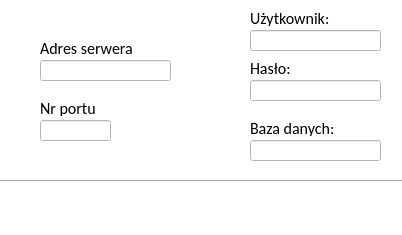
Above: dbconfigdialog.ui from RStravinsky/CarReservation before the change. Below: the same form after it.
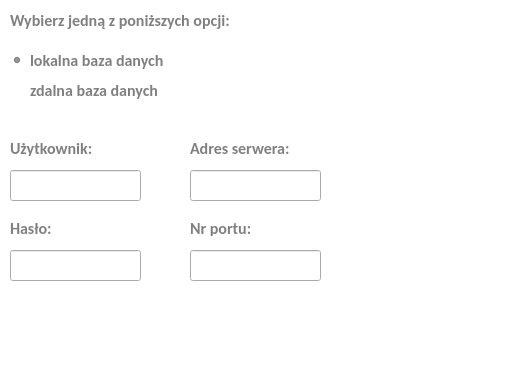
That is the form after the change.

Diff of the .ui file:
```diff
--- a/dbconfigdialog.ui
+++ b/dbconfigdialog.ui
@@ -6,23 +6,73 @@
    <rect>
     <x>0</x>
     <y>0</y>
-    <width>402</width>
-    <height>235</height>
+    <width>532</width>
+    <height>390</height>
    </rect>
   </property>
   <property name="windowTitle">
-   <string>Dialog</string>
+   <string>Konfiguracja bazy danych</string>
   </property>
   <property name="styleSheet">
-   <string notr="true">background-color: rgb(255, 255, 255);</string>
+   <string notr="true">QDialog {background-color: rgb(255, 255, 255);}
+QLabel {color: gray;
+background-color:transparent}
+
+#ServiceBlock QScrollBar:vertical {
+  border: none;
+  background: &quot;transparent&quot;;
+  width: 8px;
+  margin: 20px 0px 20px 0px;
+}
+
+#ServiceBlock QScrollBar::handle:vertical {
+  background: rgb(107,124,140);
+  min-height: 20px; 
+  border-radius: 2px;
+}
+
+#ServiceBlock QScrollBar::add-line:vertical {
+   border: none;
+   background: none;
+}
+
+#ServiceBlock QScrollBar::sub-line:vertical {
+   border: none;
+   background: none;
+}
+
+
+QMessageBox QPushButton:hover {
+border-radius: 5px;
+background: rgb(255,140,0);
+}
+
+QMessageBox QPushButton{
+color: white;
+border-radius: 5px;
+background: qlineargradient(x1:0, y1:0, x2:0, y2:1,
+   stop: 0 rgba(255,140,0), stop: 0.7 rgb(255,105,0));
+min-height: 30px;
+min-width: 70px;
+}
+
+QMessageBox QPushButton:pressed {
+color: white;
+border-radius: 5px;
+background: rgb(255,105,0);
+}
+
+QRadioButton {color: gray;
+background-color:transparent}
+</string>
   </property>
-  <widget class="QLineEdit" name="leAddress">
+  <widget class="QPushButton" name="cancelButton">
    <property name="geometry">
     <rect>
-     <x>40</x>
-     <y>60</y>
-     <width>131</width>
-     <height>21</height>
+     <x>170</x>
+     <y>300</y>
+     <width>105</width>
+     <height>35</height>
     </rect>
    </property>
    <property name="font">
@@ -31,33 +81,37 @@
      <pointsize>12</pointsize>
     </font>
    </property>
-  </widget>
-  <widget class="QLabel" name="lblAddress">
-   <property name="geometry">
-    <rect>
-     <x>40</x>
-     <y>40</y>
-     <width>111</width>
-     <height>16</height>
-    </rect>
+   <property name="styleSheet">
+    <string notr="true">QPushButton:hover {
+border-radius: 5px;
+background: rgb(255,102,102);
+}
+
+QPushButton{
+color: white;
+border-radius: 5px;
+background: qlineargradient(x1:0, y1:0, x2:0, y2:1,
+   stop: 0 rgba(255,102,102), stop: 0.7 rgb(255,50,50));
+}
+
+QPushButton:pressed {
+color: white;
+border-radius: 5px;
+background: rgb(255,50,50);
+}
+</string>
    </property>
-   <property name="font">
-    <font>
-     <family>Calibri</family>
-     <pointsize>12</pointsize>
-    </font>
-   </property>
    <property name="text">
-    <string>Adres serwera</string>
+    <string>Zamknij</string>
    </property>
   </widget>
-  <widget class="QLineEdit" name="lePort">
+  <widget class="QPushButton" name="runButton">
    <property name="geometry">
     <rect>
-     <x>40</x>
-     <y>120</y>
-     <width>71</width>
-     <height>21</height>
+     <x>280</x>
+     <y>300</y>
+     <width>105</width>
+     <height>35</height>
     </rect>
    </property>
    <property name="font">
@@ -66,31 +120,101 @@
      <pointsize>12</pointsize>
     </font>
    </property>
-  </widget>
-  <widget class="QLabel" name="lblPort">
-   <property name="geometry">
-    <rect>
-     <x>40</x>
-     <y>100</y>
-     <width>71</width>
-     <height>16</height>
-    </rect>
+   <property name="styleSheet">
+    <string notr="true">QPushButton:hover {
+border-radius: 5px;
+background: rgb(0,190,0);
+}
+
+QPushButton{
+color: white;
+border-radius: 5px;
+background: qlineargradient(x1:0, y1:0, x2:0, y2:1,
+   stop: 0 rgba(0,190,0), stop: 0.7 rgb(0,150,0));
+}
+
+QPushButton:pressed {
+color: white;
+border-radius: 5px;
+background: rgb(0,150,0);
+}
+</string>
    </property>
-   <property name="font">
-    <font>
-     <family>Calibri</family>
-     <pointsize>12</pointsize>
-    </font>
-   </property>
    <property name="text">
-    <string>Nr portu</string>
+    <string>Uruchom</string>
    </property>
   </widget>
-  <widget class="QLabel" name="lblUser">
+  <widget class="QLabel" name="lbl">
    <property name="geometry">
     <rect>
-     <x>250</x>
+     <x>10</x>
      <y>10</y>
+     <width>441</width>
+     <height>21</height>
+    </rect>
+   </property>
+   <property name="font">
+    <font>
+     <family>Calibri</family>
+     <pointsize>12</pointsize>
+     <weight>75</weight>
+     <bold>true</bold>
+    </font>
+   </property>
+   <property name="text">
+    <string>Wybierz jedną z poniższych opcji:</string>
+   </property>
+  </widget>
+  <widget class="QRadioButton" name="rbRemoteDB">
+   <property name="geometry">
+    <rect>
+     <x>10</x>
+     <y>80</y>
+     <width>321</width>
+     <height>21</height>
+    </rect>
+   </property>
+   <property name="font">
+    <font>
+     <family>Calibri</family>
+     <pointsize>12</pointsize>
+     <weight>75</weight>
+     <bold>true</bold>
+    </font>
+   </property>
+   <property name="text">
+    <string>zdalna baza danych</string>
+   </property>
+  </widget>
+  <widget class="QRadioButton" name="rbLocalDB">
+   <property name="geometry">
+    <rect>
+     <x>10</x>
+     <y>50</y>
+     <width>311</width>
+     <height>21</height>
+    </rect>
+   </property>
+   <property name="font">
+    <font>
+     <family>Calibri</family>
+     <pointsize>12</pointsize>
+     <weight>75</weight>
+     <bold>true</bold>
+    </font>
+   </property>
+   <property name="text">
+    <string>lokalna baza danych</string>
+   </property>
+   <property name="checked">
+    <bool>true</bool>
+   </property>
+  </widget>
+  <widget class="QLabel" name="lblUser">
+   <property name="geometry">
+    <rect>
+     <x>10</x>
+     <y>140</y>
      <width>111</width>
      <height>16</height>
     </rect>
@@ -99,6 +223,8 @@
     <font>
      <family>Calibri</family>
      <pointsize>12</pointsize>
+     <weight>75</weight>
+     <bold>true</bold>
     </font>
    </property>
    <property name="text">
@@ -108,10 +234,10 @@
   <widget class="QLineEdit" name="leUser">
    <property name="geometry">
     <rect>
-     <x>250</x>
-     <y>30</y>
+     <x>10</x>
+     <y>170</y>
      <width>131</width>
-     <height>21</height>
+     <height>31</height>
     </rect>
    </property>
    <property name="font">
@@ -124,10 +250,84 @@
   <widget class="QLineEdit" name="lePassword">
    <property name="geometry">
     <rect>
-     <x>250</x>
-     <y>80</y>
+     <x>10</x>
+     <y>250</y>
      <width>131</width>
-     <height>21</height>
+     <height>31</height>
+    </rect>
+   </property>
+   <property name="font">
+    <font>
+     <family>Calibri</family>
+     <pointsize>12</pointsize>
+    </font>
+   </property>
+  </widget>
+  <widget class="QLabel" name="lblPort">
+   <property name="geometry">
+    <rect>
+     <x>190</x>
+     <y>220</y>
+     <width>121</width>
+     <height>16</height>
+    </rect>
+   </property>
+   <property name="font">
+    <font>
+     <family>Calibri</family>
+     <pointsize>12</pointsize>
+     <weight>75</weight>
+     <bold>true</bold>
+    </font>
+   </property>
+   <property name="text">
+    <string>Nr portu:</string>
+   </property>
+  </widget>
+  <widget class="QLabel" name="lblAddress">
+   <property name="geometry">
+    <rect>
+     <x>190</x>
+     <y>140</y>
+     <width>111</width>
+     <height>16</height>
+    </rect>
+   </property>
+   <property name="font">
+    <font>
+     <family>Calibri</family>
+     <pointsize>12</pointsize>
+     <weight>75</weight>
+     <bold>true</bold>
+    </font>
+   </property>
+   <property name="text">
+    <string>Adres serwera:</string>
+   </property>
+  </widget>
+  <widget class="QLineEdit" name="leAddress">
+   <property name="geometry">
+    <rect>
+     <x>190</x>
+     <y>170</y>
+     <width>131</width>
+     <height>31</height>
+    </rect>
+   </property>
+   <property name="font">
+    <font>
+     <family>Calibri</family>
+     <pointsize>12</pointsize>
+    </font>
+   </property>
+  </widget>
+  <widget class="QLineEdit" name="lePort">
+   <property name="geometry">
+    <rect>
+     <x>190</x>
+     <y>250</y>
+     <width>131</width>
+     <height>31</height>
     </rect>
    </property>
    <property name="font">
@@ -140,8 +340,8 @@
   <widget class="QLabel" name="lblPassword">
    <property name="geometry">
     <rect>
-     <x>250</x>
-     <y>60</y>
+     <x>10</x>
+     <y>220</y>
      <width>111</width>
      <height>16</height>
     </rect>
@@ -150,151 +350,14 @@
     <font>
      <family>Calibri</family>
      <pointsize>12</pointsize>
+     <weight>75</weight>
+     <bold>true</bold>
     </font>
    </property>
    <property name="text">
     <string>Hasło:</string>
    </property>
   </widget>
-  <widget class="QLineEdit" name="leDatabase">
-   <property name="geometry">
-    <rect>
-     <x>250</x>
-     <y>140</y>
-     <width>131</width>
-     <height>21</height>
-    </rect>
-   </property>
-   <property name="font">
-    <font>
-     <family>Calibri</family>
-     <pointsize>12</pointsize>
-    </font>
-   </property>
-  </widget>
-  <widget class="QLabel" name="lblDatabase">
-   <property name="geometry">
-    <rect>
-     <x>250</x>
-     <y>120</y>
-     <width>111</width>
-     <height>16</height>
-    </rect>
-   </property>
-   <property name="font">
-    <font>
-     <family>Calibri</family>
-     <pointsize>12</pointsize>
-    </font>
-   </property>
-   <property name="text">
-    <string>Baza danych:</string>
-   </property>
-  </widget>
-  <widget class="Line" name="line_2">
-   <property name="geometry">
-    <rect>
-     <x>-3</x>
-     <y>171</y>
-     <width>441</width>
-     <height>20</height>
-    </rect>
-   </property>
-   <property name="orientation">
-    <enum>Qt::Horizontal</enum>
-   </property>
-  </widget>
-  <widget class="QPushButton" name="runButton">
-   <property name="geometry">
-    <rect>
-     <x>210</x>
-     <y>190</y>
-     <width>105</width>
-     <height>35</height>
-    </rect>
-   </property>
-   <property name="font">
-    <font>
-     <family>Calibri</family>
-     <pointsize>12</pointsize>
-    </font>
-   </property>
-   <property name="styleSheet">
-    <string notr="true">QPushButton:hover {
-border-radius: 5px;
-background: rgb(0,190,0);
-}
-
-QPushButton{
-color: white;
-border-radius: 5px;
-background: qlineargradient(x1:0, y1:0, x2:0, y2:1,
-   stop: 0 rgba(0,190,0), stop: 0.7 rgb(0,150,0));
-}
-
-QPushButton:pressed {
-color: white;
-border-radius: 5px;
-background: rgb(0,150,0);
-}
-</string>
-   </property>
-   <property name="text">
-    <string>Uruchom</string>
-   </property>
-  </widget>
-  <widget class="QPushButton" name="cancelButton">
-   <property name="geometry">
-    <rect>
-     <x>100</x>
-     <y>190</y>
-     <width>105</width>
-     <height>35</height>
-    </rect>
-   </property>
-   <property name="font">
-    <font>
-     <family>Calibri</family>
-     <pointsize>12</pointsize>
-    </font>
-   </property>
-   <property name="styleSheet">
-    <string notr="true">QPushButton:hover {
-border-radius: 5px;
-background: rgb(255,102,102);
-}
-
-QPushButton{
-color: white;
-border-radius: 5px;
-background: qlineargradient(x1:0, y1:0, x2:0, y2:1,
-   stop: 0 rgba(255,102,102), stop: 0.7 rgb(255,50,50));
-}
-
-QPushButton:pressed {
-color: white;
-border-radius: 5px;
-background: rgb(255,50,50);
-}
-</string>
-   </property>
-   <property name="text">
-    <string>Anuluj</string>
-   </property>
-  </widget>
-  <zorder>leAddress</zorder>
-  <zorder>lblAddress</zorder>
-  <zorder>lePort</zorder>
-  <zorder>lblPort</zorder>
-  <zorder>lblUser</zorder>
-  <zorder>leUser</zorder>
-  <zorder>lePassword</zorder>
-  <zorder>lblPassword</zorder>
-  <zorder>leDatabase</zorder>
-  <zorder>lblDatabase</zorder>
-  <zorder>runButton</zorder>
-  <zorder>cancelButton</zorder>
-  <zorder>line_2</zorder>
  </widget>
  <resources/>
  <connections/>
```
